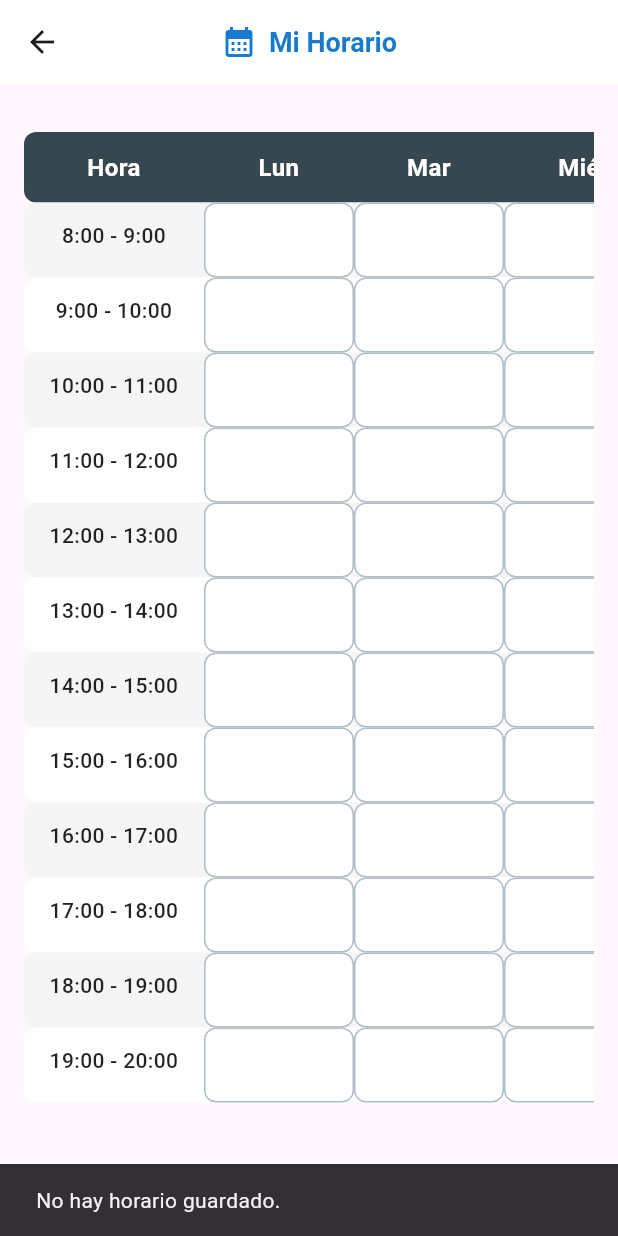
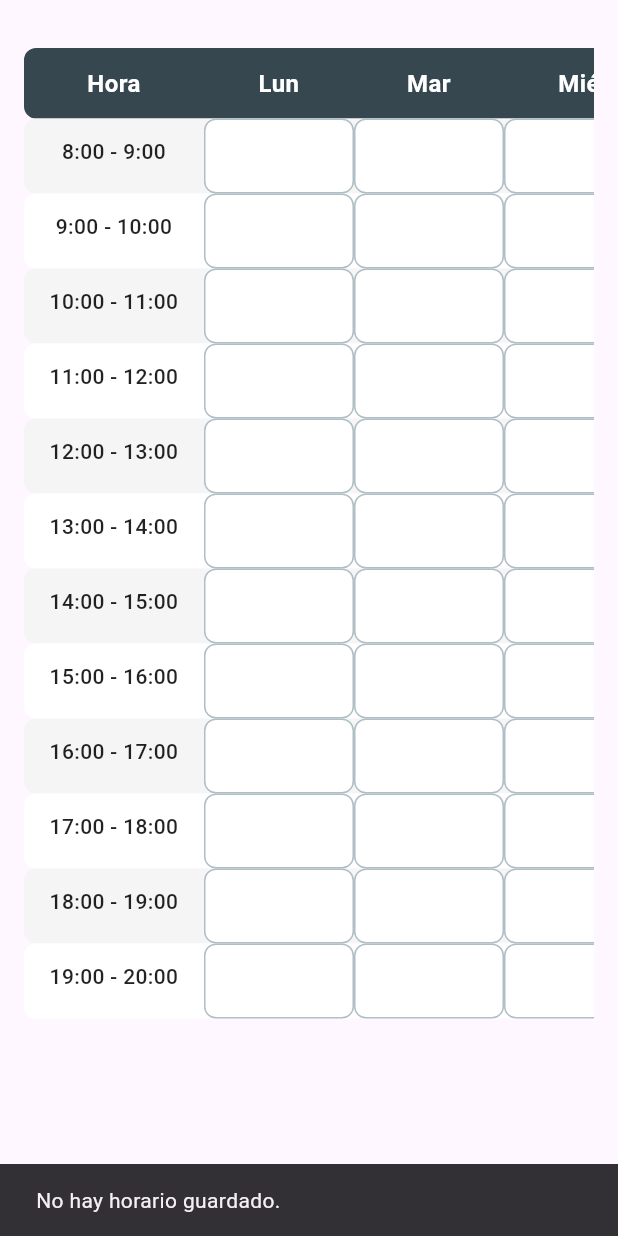
Before and after one commit to cristianOvando/optime-app-movil, a Flutter app: the CalendarScreen screen opened by its route, on a phone screen of 412 x 824 dp. Run offline on Flutter 3.47's test engine with Material 3 defaults, Android fonts, the phone set to English and light mode, and no system bars; our stand-ins replace flutter_dotenv, font_awesome_flutter, percent_indicator, shared_preferences, syncfusion_flutter_charts; missing offline and left inert: dart_amqp; accounts and stored records are empty.

Commit message:
[FIX] view calendarScreen

```diff
--- a/lib/screens/calendar_screen.dart
+++ b/lib/screens/calendar_screen.dart
@@ -151,42 +151,21 @@ class _CalendarScreenState extends State<CalendarScreen> {
   @override
   Widget build(BuildContext context) {
     return Scaffold(
-      appBar: AppBar(
-        backgroundColor: Colors.white,
-        elevation: 0,
 
-        centerTitle: true,
-        title: Row(
-          mainAxisAlignment: MainAxisAlignment.center,
-          mainAxisSize: MainAxisSize.min,
-          children: [
-            Icon(
-              Icons.calendar_month,
-              color: Color(0xFF167BCE),
-            ),
-            const SizedBox(width: 8.0),
-            const Text(
-              'Mi Horario',
-              style: TextStyle(
-                color: Color(0xFF167BCE),
-                fontWeight: FontWeight.bold,
-                fontSize: 18,
-              ),
-            ),
-          ],
-        ),
-      ),
       body: Padding(
         padding: const EdgeInsets.all(16.0),
         child: Column(
           children: [
             const SizedBox(height: 16),
             Expanded(
-              child: SingleChildScrollView(
-                // Permitir el desplazamiento en la dirección vertical
+              child: RefreshIndicator(
+                onRefresh: _loadSchedule, // Método que se ejecuta cuando se realiza el pull-to-refresh
                 child: SingleChildScrollView(
-                  scrollDirection: Axis.horizontal, // Desplazamiento horizontal
-                  child: _buildHorarioTable(),
+                  // Permitir el desplazamiento en la dirección vertical
+                  child: SingleChildScrollView(
+                    scrollDirection: Axis.horizontal, // Desplazamiento horizontal
+                    child: _buildHorarioTable(),
+                  ),
                 ),
               ),
             ),
--- a/lib/screens/schedule_screen.dart
+++ b/lib/screens/schedule_screen.dart
@@ -420,7 +420,7 @@ String? _getClassAt(String dia, int hora) {
           style: const TextStyle(
             fontWeight: FontWeight.bold,
             color: Colors.white,
-            fontSize: 9
+            fontSize: 8
           ),
         ),
       ),
```
Lines whose indentation alone changed are shown as unchanged.
